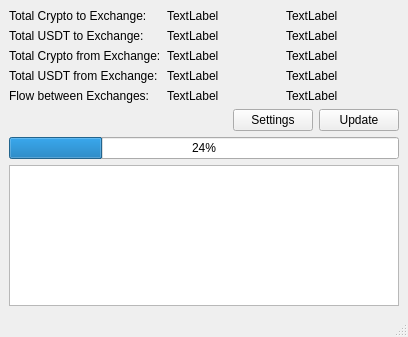
This is mainwindow.ui in QTinman/whalealert as Qt 5 draws it before an edit. The edited form follows.
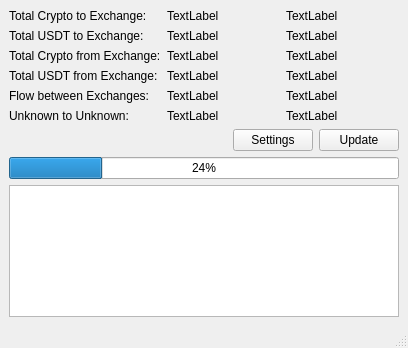
This is the edited form. Icons and pictures are not drawn.

Diff of the .ui file:
```diff
--- a/mainwindow.ui
+++ b/mainwindow.ui
@@ -7,7 +7,7 @@
     <x>0</x>
     <y>0</y>
     <width>408</width>
-    <height>337</height>
+    <height>348</height>
    </rect>
   </property>
   <property name="windowTitle">
@@ -58,6 +58,13 @@
           </property>
          </widget>
         </item>
+        <item>
+         <widget class="QLabel" name="label_6">
+          <property name="text">
+           <string>Unknown to Unknown:</string>
+          </property>
+         </widget>
+        </item>
        </layout>
       </item>
       <item>
@@ -97,6 +104,13 @@
           </property>
          </widget>
         </item>
+        <item>
+         <widget class="QLabel" name="unknow2unknow">
+          <property name="text">
+           <string>TextLabel</string>
+          </property>
+         </widget>
+        </item>
        </layout>
       </item>
       <item>
@@ -136,6 +150,13 @@
           </property>
          </widget>
         </item>
+        <item>
+         <widget class="QLabel" name="alert6">
+          <property name="text">
+           <string>TextLabel</string>
+          </property>
+         </widget>
+        </item>
        </layout>
       </item>
      </layout>
```
